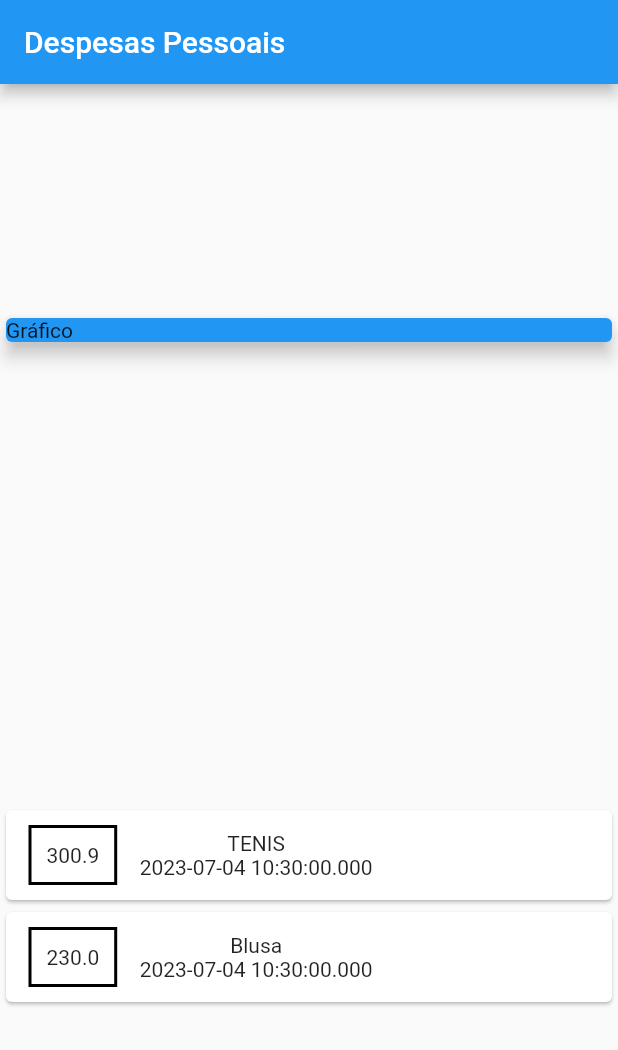
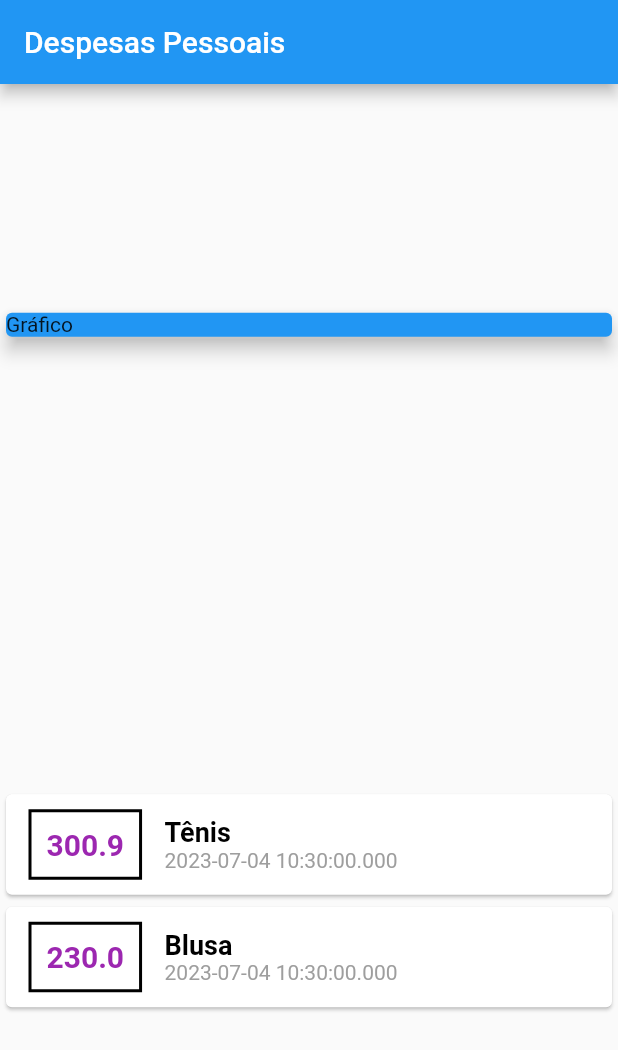
Before and after one commit to guilhermeoliveirac/App_despesas, a Flutter app: the screen it shows after launch, on a phone screen of 412 x 824 dp. Shown: the top 1050 px of the screen. Run offline on Flutter 3.47's test engine with Material 2 defaults, Android fonts, the phone set to English and light mode, and no system bars.

Commit message:
Resolvendo desafio feito

```diff
--- a/lib/main.dart
+++ b/lib/main.dart
@@ -17,7 +17,7 @@ class EspensesApp extends StatelessWidget {
 class MyHomePage extends StatelessWidget {
   final _transactions = [
     Transaction(
-        identidade: 't1', data: DateTime.now(), value: 300.90, title: 'TENIS'),
+        identidade: 't1', data: DateTime.now(), value: 300.90, title: 'Tênis'),
     Transaction(
         identidade: 't2', data: DateTime.now(), value: 230, title: 'Blusa'),
   ];
@@ -45,19 +45,37 @@ class MyHomePage extends StatelessWidget {
                 return Card(
                   child: Row(children: [
                     Container(
-                      margin:  EdgeInsets.symmetric(
-                        horizontal: 15,
-                        vertical: 10
+                      margin:
+                          EdgeInsets.symmetric(horizontal: 15, vertical: 10),
+                      decoration: BoxDecoration(
+                          border: Border.all(
+                        color: Colors.black,
+                        width: 2,
+                      )),
+                      padding: EdgeInsets.all(10),
+                      child: Text(
+                        tr.value.toString(),
+                        style: const TextStyle(
+                          fontWeight: FontWeight.bold,
+                          fontSize: 20,
+                          color: Colors.purple,
+                        ),
                       ),
-                      decoration: BoxDecoration(border: Border.all(color: Colors.black,
-                      width: 2,)),
-                      padding: EdgeInsets.all(10),
-                      child: Text(tr.value.toString()),
                     ),
-                    Column(children: [
-                      Text(tr.title),
-                      Text(tr.data.toString()),
-                    ],)
+                    Column(
+                      crossAxisAlignment: CrossAxisAlignment.start,
+                      children: [
+                        Text(
+                          tr.title,
+                          style: TextStyle(
+                              color: Colors.black, fontWeight: FontWeight.bold, fontSize: 18),
+                        ),
+                        Text(
+                          tr.data.toString(),
+                          style: TextStyle(color: Colors.grey),
+                        ),
+                      ],
+                    )
                   ]),
                 );
               }).toList(),
```
